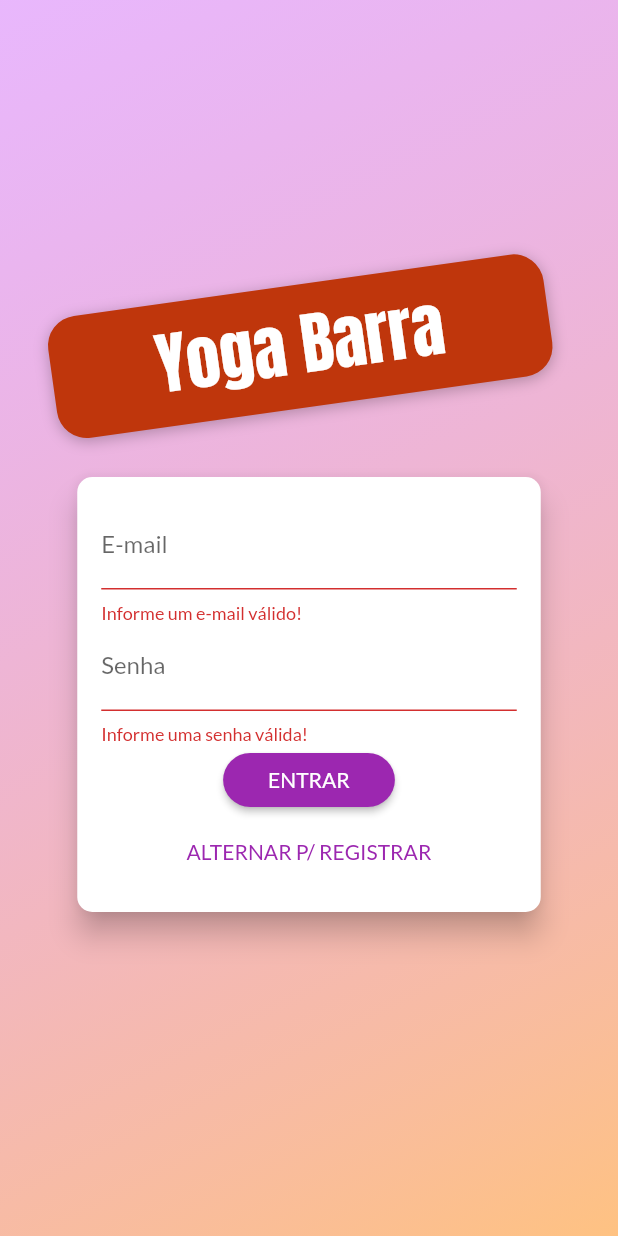
After one commit to MateusONunes/udemy_flutter_leonardoleitao_appShop, a Flutter app: the screen it shows after launch, after a tap on "ENTRAR", on a phone screen of 412 x 824 dp. The commit adds this screen. Run offline on Flutter 3.47's test engine with Material 2 defaults, Android fonts, the phone set to English and light mode, and no system bars; our stand-ins replace shared_preferences; network calls fail.

Commit message:
Aplicado "Seção 11: Adicionando Autenticação" do Curso "Flutter e dart - Aprenda e Crie APPs iOS e Android 2020"
https://www.udemy.com/course/curso-flutter/learn/lecture/20231476#questions

```diff
--- a/Flutter Leonardo Leitão.txt
+++ b/Flutter Leonardo Leitão.txt
@@ -305,7 +305,7 @@ Aqui é a parte de Chart que pulei
 -------------------------------------------------------------------------------------------------------------------------------------
 https://www.udemy.com/course/curso-flutter/learn/lecture/17953730#questions
 114. Flexible & Expanded(que é o Flexible com FlexFit.tight)
-FlexFit.tight
+FlexFit.tight-> Utilizar toda a área disponível
 FlexFit.loose
 Row(mainAxisAlignment.spaceAround
 
--- /dev/null
+++ b/lib/data/store.dart
@@ -0,0 +1,33 @@
+import 'dart:convert';
+
+import 'package:shared_preferences/shared_preferences.dart';
+
+class Store {
+  static Future<void> saveString(String key, String value) async {
+    final prefs = await SharedPreferences.getInstance();
+    prefs.setString(key, value);
+  }
+
+  static Future<void> saveMap(String key, Map<String, dynamic> value) async {
+    saveString(key, json.encode(value));
+  }
+
+  static Future<String> getString(String key) async {
+    final prefs = await SharedPreferences.getInstance();
+    return prefs.getString(key);
+  }
+
+  static Future<Map<String, dynamic>> getMap(String key) async {
+    try {
+      Map<String, dynamic> map = json.decode(await getString(key));
+      return map;
+    } catch (_) {
+      return null;
+    }
+  }
+
+  static Future<bool> remove(String key) async {
+    final prefs = await SharedPreferences.getInstance();
+    return prefs.remove(key);
+  }
+}
--- /dev/null
+++ b/lib/exceptions/auth_exception.dart
@@ -0,0 +1,23 @@
+class AuthException implements Exception {
+  static const Map<String, String> errors = {
+    "EMAIL_EXISTS": "E-mail existe!",
+    "OPERATION_NOT_ALLOWED": "Operação não permitida!",
+    "TOO_MANY_ATTEMPTS_TRY_LATER": "Tente mais tarde!",
+    "EMAIL_NOT_FOUND": "E-mail não encontrado!",
+    "INVALID_PASSWORD": "Senha inválida!",
+    "USER_DISABLED": "Usuário desativado!",
+  };
+
+  final String key;
+
+  const AuthException(this.key);
+
+  @override
+  String toString() {
+    if(errors.containsKey(key)) {
+      return errors[key];
+    } else {
+      return "Ocorreu um erro na autenticação!";
+    }
+  }
+}
--- a/lib/main.dart
+++ b/lib/main.dart
@@ -3,6 +3,7 @@ import 'package:provider/provider.dart';
 
 import './utils/app_routes.dart';
 
+import './views/auth_home_screen.dart';
 import './views/products_overview_screen.dart';
 import './views/product_detail_screen.dart';
 import './views/cart_screen.dart';
@@ -13,6 +14,7 @@ import './views/product_form_screen.dart';
 import './providers/products.dart';
 import './providers/cart.dart';
 import './providers/orders.dart';
+import './providers/auth.dart';
 
 void main() => runApp(MyApp());
 
@@ -22,13 +24,26 @@ class MyApp extends StatelessWidget {
     return MultiProvider(
       providers: [
         ChangeNotifierProvider(
+          create: (_) => new Auth(),
+        ),
+        ChangeNotifierProxyProvider<Auth, Products>(
           create: (_) => new Products(),
+          update: (ctx, auth, previousProducts) => new Products(
+            auth.token,
+            auth.userId,
+            previousProducts.items,
+          ),
         ),
         ChangeNotifierProvider(
           create: (_) => new Cart(),
         ),
-        ChangeNotifierProvider(
+        ChangeNotifierProxyProvider<Auth, Orders>(
           create: (_) => new Orders(),
+          update: (ctx, auth, previousOrders) => new Orders(
+            auth.token,
+            auth.userId,
+            previousOrders.items,
+          ),
         ),
       ],
       child: MaterialApp(
@@ -38,9 +53,8 @@ class MyApp extends StatelessWidget {
           accentColor: Colors.deepOrange,
           fontFamily: 'Lato',
         ),
-        // home: ProductOverviewScreen(),
         routes: {
-          AppRoutes.HOME: (ctx) => ProductOverviewScreen(),
+          AppRoutes.AUTH_HOME: (ctx) => AuthOrHomeScreen(),
           AppRoutes.PRODUCT_DETAIL: (ctx) => ProductDetailScreen(),
           AppRoutes.CART: (ctx) => CartScreen(),
           AppRoutes.ORDERS: (ctx) => OrdersScreen(),
--- /dev/null
+++ b/lib/providers/auth.dart
@@ -0,0 +1,124 @@
+import 'dart:async';
+import 'dart:convert';
+
+import 'package:flutter/material.dart';
+import 'package:http/http.dart' as http;
+import 'package:shop/data/store.dart';
+import 'package:shop/exceptions/auth_exception.dart';
+
+class Auth with ChangeNotifier {
+  String _userId;
+  String _token;
+  DateTime _expiryDate;
+  Timer _logoutTimer;
+
+  bool get isAuth {
+    return token != null;
+  }
+
+  String get userId {
+    return isAuth ? _userId : null;
+  }
+
+  String get token {
+    if (_token != null &&
+        _expiryDate != null &&
+        _expiryDate.isAfter(DateTime.now())) {
+      return _token;
+    } else {
+      return null;
+    }
+  }
+
+  Future<void> _authenticate(
+      String email, String password, String urlSegment) async {
+    final url =
+        'https://identitytoolkit.googleapis.com/v1/accounts:$urlSegment?key=AIzaSyCLor9Ce1j8_t4fpCeA2IEHWv4aXISXw9g';
+
+    final response = await http.post(
+      url,
+      body: json.encode({
+        "email": email,
+        "password": password,
+        "returnSecureToken": true,
+      }),
+    );
+
+    final responseBody = json.decode(response.body);
+    if (responseBody["error"] != null) {
+      throw AuthException(responseBody['error']['message']);
+    } else {
+      _token = responseBody["idToken"];
+      _userId = responseBody["localId"];
+      _expiryDate = DateTime.now().add(
+        Duration(
+          seconds: int.parse(responseBody["expiresIn"]),
+        ),
+      );
+
+      Store.saveMap('userData', {
+        "token": _token,
+        "userId": _userId,
+        "expiryDate": _expiryDate.toIso8601String(),
+      });
+
+      _autoLogout();
+      notifyListeners();
+    }
+
+    return Future.value();
+  }
+
+  Future<void> signup(String email, String password) async {
+    return _authenticate(email, password, "signUp");
+  }
+
+  Future<void> login(String email, String password) async {
+    return _authenticate(email, password, "signInWithPassword");
+  }
+
+  Future<void> tryAutoLogin() async {
+    if(isAuth) {
+      return Future.value();
+    }
+
+    final userData = await Store.getMap('userData');
+    if(userData == null) {
+      return Future.value();
+    }
+
+    final expiryDate = DateTime.parse(userData["expiryDate"]);
+
+    if(expiryDate.isBefore(DateTime.now())) {
+      return Future.value();
+    }
+
+    _userId = userData["userId"];
+    _token = userData["token"];
+    _expiryDate = expiryDate;
+
+    _autoLogout();
+    notifyListeners();
+    return Future.value();
+  }
+
+  void logout() {
+    _token = null;
+    _userId = null;
+    _expiryDate = null;
+    if (_logoutTimer != null) {
+      _logoutTimer.cancel();
+      _logoutTimer = null;
+    }
+    Store.remove('userData');
+    notifyListeners();
+  }
+
+  void _autoLogout() {
+    if (_logoutTimer != null) {
+      _logoutTimer.cancel();
+    }
+    final timeToLogout = _expiryDate.difference(DateTime.now()).inSeconds;
+    _logoutTimer = Timer(Duration(seconds: timeToLogout), logout);
+  }
+}
--- a/lib/providers/orders.dart
+++ b/lib/providers/orders.dart
@@ -24,6 +24,10 @@ class Order {
 class Orders with ChangeNotifier {
   final String _baseUrl = '${Constants.BASE_API_URL}/orders';
   List<Order> _items = [];
+  String _token;
+  String _userId;
+
+  Orders([this._token, this._userId, this._items = const []]);
 
   List<Order> get items {
     return [..._items];
@@ -35,7 +39,7 @@ class Orders with ChangeNotifier {
 
   Future<void> loadOrders() async {
     List<Order> loadedItems = [];
-    final response = await http.get("$_baseUrl.json");
+    final response = await http.get("$_baseUrl/$_userId.json?auth=$_token");
     Map<String, dynamic> data = json.decode(response.body);
 
     if (data != null) {
@@ -67,7 +71,7 @@ class Orders with ChangeNotifier {
   Future<void> addOrder(Cart cart) async {
     final date = DateTime.now();
     final response = await http.post(
-      "$_baseUrl.json",
+      "$_baseUrl/$_userId.json?auth=$_token",
       body: json.encode({
         'total': cart.totalAmount,
         'date': date.toIso8601String(),
--- a/lib/providers/product.dart
+++ b/lib/providers/product.dart
@@ -12,29 +12,28 @@ class Product with ChangeNotifier {
   final String imageUrl;
   bool isFavorite;
 
-  Product(
-      {this.id,
-      @required this.title,
-      @required this.description,
-      @required this.price,
-      @required this.imageUrl,
-      this.isFavorite = false});
+  Product({
+    this.id,
+    @required this.title,
+    @required this.description,
+    @required this.price,
+    @required this.imageUrl,
+    this.isFavorite = false,
+  });
 
   void _toggleFavorite() {
     isFavorite = !isFavorite;
     notifyListeners();
   }
 
-  Future<void> toggleFavorite() async {
+  Future<void> toggleFavorite(String token, String userId) async {
     _toggleFavorite();
 
     try {
-      final url = '${Constants.BASE_API_URL}/products/$id.json';
-      final response = await http.patch(
+      final url = '${Constants.BASE_API_URL}/userFavorites/$userId/$id.json?auth=$token';
+      final response = await http.put(
         url,
-        body: json.encode({
-          'isFavorite': isFavorite,
-        }),
+        body: json.encode(isFavorite),
       );
 
       if (response.statusCode >= 400) {
--- a/lib/utils/app_routes.dart
+++ b/lib/utils/app_routes.dart
@@ -1,5 +1,6 @@
 class AppRoutes {
-  static const HOME = '/';
+  static const AUTH_HOME = '/';
+  static const HOME = '/home';
   static const PRODUCT_DETAIL = '/product-detail';
   static const CART = '/cart';
   static const ORDERS = '/orders';
--- /dev/null
+++ b/lib/views/auth_home_screen.dart
@@ -0,0 +1,24 @@
+import 'package:flutter/material.dart';
+import 'package:provider/provider.dart';
+import '../providers/auth.dart';
+import './auth_screen.dart';
+import './products_overview_screen.dart';
+
+class AuthOrHomeScreen extends StatelessWidget {
+  @override
+  Widget build(BuildContext context) {
+    Auth auth = Provider.of(context);
+    return FutureBuilder(
+      future: auth.tryAutoLogin(),
+      builder: (ctx, snapshot) {
+        if (snapshot.connectionState == ConnectionState.waiting) {
+          return Center(child: CircularProgressIndicator());
+        } else if (snapshot.error != null) {
+          return Center(child: Text('Ocorreu um erro!'));
+        } else {
+          return auth.isAuth ? ProductOverviewScreen() : AuthScreen();
+        }
+      },
+    );
+  }
+}
--- /dev/null
+++ b/lib/views/auth_screen.dart
@@ -0,0 +1,65 @@
+import 'dart:math';
+
+import 'package:flutter/material.dart';
+import 'package:shop/widgets/auth_card.dart';
+
+class AuthScreen extends StatelessWidget {
+  @override
+  Widget build(BuildContext context) {
+    return Scaffold(
+      body: Stack(
+        children: <Widget>[
+          Container(
+            decoration: BoxDecoration(
+              gradient: LinearGradient(
+                colors: [
+                  Color.fromRGBO(215, 117, 255, 0.5),
+                  Color.fromRGBO(255, 188, 117, 0.9),
+                ],
+                begin: Alignment.topLeft,
+                end: Alignment.bottomRight,
+              ),
+            ),
+          ),
+          Container(
+            width: double.infinity,
+            child: Column(
+              mainAxisAlignment: MainAxisAlignment.center,
+              crossAxisAlignment: CrossAxisAlignment.center,
+              children: <Widget>[
+                Container(
+                  margin: EdgeInsets.only(bottom: 20.0),
+                  padding: EdgeInsets.symmetric(
+                    vertical: 8,
+                    horizontal: 70,
+                  ),
+                  transform: Matrix4.rotationZ(-8 * pi / 180)..translate(-10.0),
+                  decoration: BoxDecoration(
+                    borderRadius: BorderRadius.circular(20),
+                    color: Colors.deepOrange.shade900,
+                    boxShadow: [
+                      BoxShadow(
+                        blurRadius: 8,
+                        color: Colors.black26,
+                        offset: Offset(0, 2),
+                      ),
+                    ],
+                  ),
+                  child: Text(
+                    'Yoga Barra',
+                    style: TextStyle(
+                      color: Theme.of(context).accentTextTheme.headline6.color,
+                      fontSize: 45,
+                      fontFamily: 'Anton',
+                    ),
+                  ),
+                ),
+                AuthCard(),
+              ],
+            ),
+          ),
+        ],
+      ),
+    );
+  }
+}
--- a/lib/views/product_form_screen.dart
+++ b/lib/views/product_form_screen.dart
@@ -57,9 +57,8 @@ class _ProductFormScreenState extends State<ProductFormScreen> {
     bool endsWithPng = url.toLowerCase().endsWith('.png');
     bool endsWithJpg = url.toLowerCase().endsWith('.jpg');
     bool endsWithJpeg = url.toLowerCase().endsWith('.jpeg');
-    bool endsWithWebp = url.toLowerCase().endsWith('.webp');
     return (startWithHttp || startWithHttps) &&
-        (endsWithPng || endsWithJpg || endsWithJpeg || endsWithWebp);
+        (endsWithPng || endsWithJpg || endsWithJpeg);
   }
 
   @override
--- /dev/null
+++ b/lib/widgets/auth_card.dart
@@ -0,0 +1,175 @@
+import 'package:flutter/material.dart';
+import 'package:provider/provider.dart';
+import 'package:shop/exceptions/auth_exception.dart';
+import 'package:shop/providers/auth.dart';
+
+enum AuthMode { Signup, Login }
+
+class AuthCard extends StatefulWidget {
+  @override
+  _AuthCardState createState() => _AuthCardState();
+}
+
+class _AuthCardState extends State<AuthCard> {
+  GlobalKey<FormState> _form = GlobalKey();
+  bool _isLoading = false;
+  AuthMode _authMode = AuthMode.Login;
+  final _passwordController = TextEditingController();
+
+  final Map<String, String> _authData = {
+    'email': '',
+    'password': '',
+  };
+
+  void _showErrorDialog(String msg) {
+    showDialog(
+      context: context,
+      builder: (ctx) => AlertDialog(
+        title: Text('Ocorreu um erro!'),
+        content: Text(msg),
+        actions: <Widget>[
+          FlatButton(
+            onPressed: () {
+              Navigator.of(context).pop();
+            },
+            child: Text('Fechar'),
+          )
+        ],
+      ),
+    );
+  }
+
+  Future<void> _submit() async {
+    if (!_form.currentState.validate()) {
+      return;
+    }
+
+    setState(() {
+      _isLoading = true;
+    });
+
+    _form.currentState.save();
+
+    Auth auth = Provider.of(context, listen: false);
+
+    try {
+      if (_authMode == AuthMode.Login) {
+        await auth.login(
+          _authData["email"],
+          _authData["password"],
+        );
+      } else {
+        await auth.signup(
+          _authData["email"],
+          _authData["password"],
+        );
+      }
+    } on AuthException catch (error) {
+      _showErrorDialog(error.toString());
+    } catch (error) {
+      _showErrorDialog("Ocorreu um erro inesperado!");
+    }
+
+    setState(() {
+      _isLoading = false;
+    });
+  }
+
+  void _switchAuthMode() {
+    if (_authMode == AuthMode.Login) {
+      setState(() {
+        _authMode = AuthMode.Signup;
+      });
+    } else {
+      setState(() {
+        _authMode = AuthMode.Login;
+      });
+    }
+  }
+
+  @override
+  Widget build(BuildContext context) {
+    final deviceSize = MediaQuery.of(context).size;
+
+    return Card(
+      elevation: 8.0,
+      shape: RoundedRectangleBorder(
+        borderRadius: BorderRadius.circular(10.0),
+      ),
+      child: Container(
+        height: _authMode == AuthMode.Login ? 290 : 371,
+        width: deviceSize.width * 0.75,
+        padding: EdgeInsets.all(16.0),
+        child: Form(
+          key: _form,
+          child: Column(
+            children: <Widget>[
+              TextFormField(
+                decoration: InputDecoration(labelText: 'E-mail'),
+                keyboardType: TextInputType.emailAddress,
+                validator: (value) {
+                  if (value.isEmpty || !value.contains('@')) {
+                    return "Informe um e-mail válido!";
+                  }
+                  return null;
+                },
+                onSaved: (value) => _authData['email'] = value,
+              ),
+              TextFormField(
+                decoration: InputDecoration(labelText: 'Senha'),
+                controller: _passwordController,
+                obscureText: true,
+                validator: (value) {
+                  if (value.isEmpty || value.length < 5) {
+                    return "Informe uma senha válida!";
+                  }
+                  return null;
+                },
+                onSaved: (value) => _authData['password'] = value,
+              ),
+              if (_authMode == AuthMode.Signup)
+                TextFormField(
+                  decoration: InputDecoration(labelText: 'Confirmar Senha'),
+                  obscureText: true,
+                  validator: _authMode == AuthMode.Signup
+                      ? (value) {
+                          if (value != _passwordController.text) {
+                            return "Senha são diferentes!";
+                          }
+                          return null;
+                        }
+                      : null,
+                ),
+              Spacer(),
+              if (_isLoading)
+                CircularProgressIndicator()
+              else
+                RaisedButton(
+                  shape: RoundedRectangleBorder(
+                    borderRadius: BorderRadius.circular(30),
+                  ),
+                  color: Theme.of(context).primaryColor,
+                  textColor: Theme.of(context).primaryTextTheme.button.color,
+                  padding: EdgeInsets.symmetric(
+                    horizontal: 30.0,
+                    vertical: 8.0,
+                  ),
+                  child: Text(
+                    _authMode == AuthMode.Login ? 'ENTRAR' : 'REGISTRAR',
+                  ),
+                  onPressed: _submit,
+                ),
+              FlatButton(
+                onPressed: _switchAuthMode,
+                child: Text(
+                  "ALTERNAR P/ ${_authMode == AuthMode.Login ? 'REGISTRAR' : 'LOGIN'}",
+                ),
+                textColor: Theme.of(context).primaryColor,
+              ),
+            ],
+          ),
+        ),
+      ),
+    );
+  }
+}
--- a/pubspec.yaml
+++ b/pubspec.yaml
@@ -22,6 +22,7 @@ dependencies:
   provider: ^4.0.5
   intl: ^0.16.1
   http: ^0.12.1
+  shared_preferences: ^0.5.7+3
 
   # The following adds the Cupertino Icons font to your application.
   # Use with the CupertinoIcons class for iOS style icons.
```
Also changed, not shown: lib/providers/products.dart (+13 -6 lines), lib/widgets/app_drawer.dart (+11 -1 lines), lib/widgets/product_grid_item.dart (+5 -3 lines), pubspec.lock.
